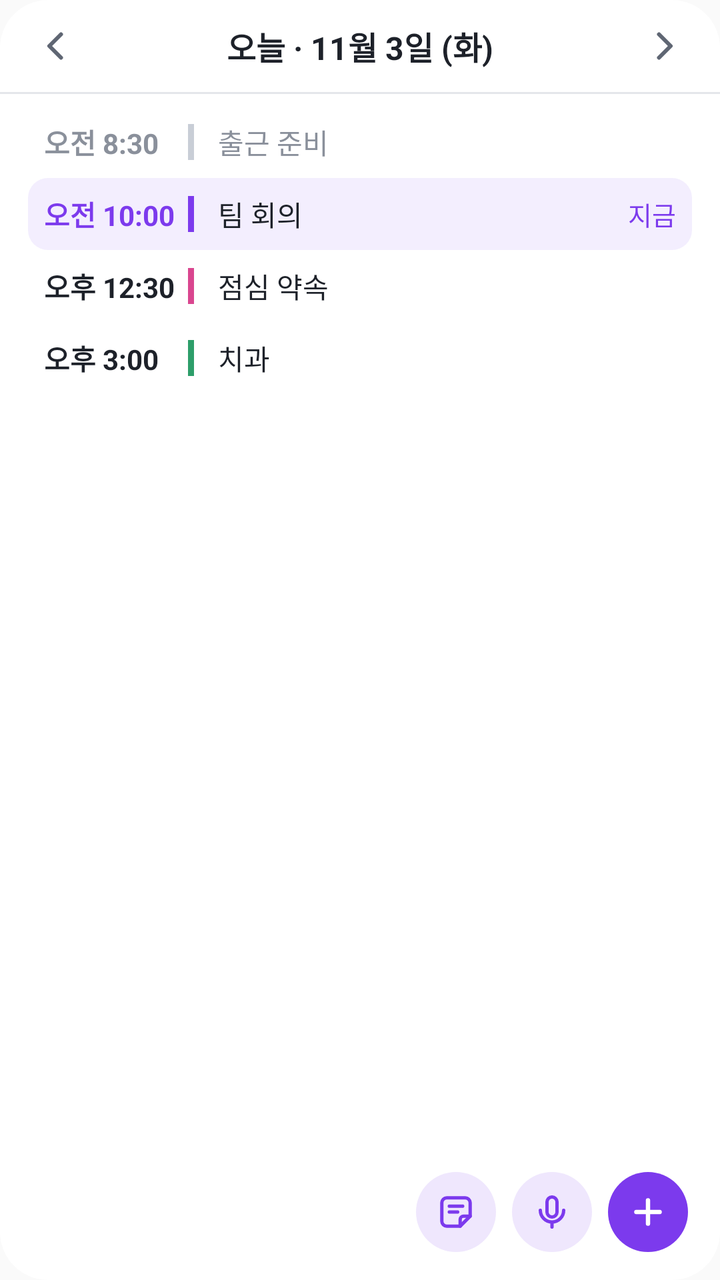
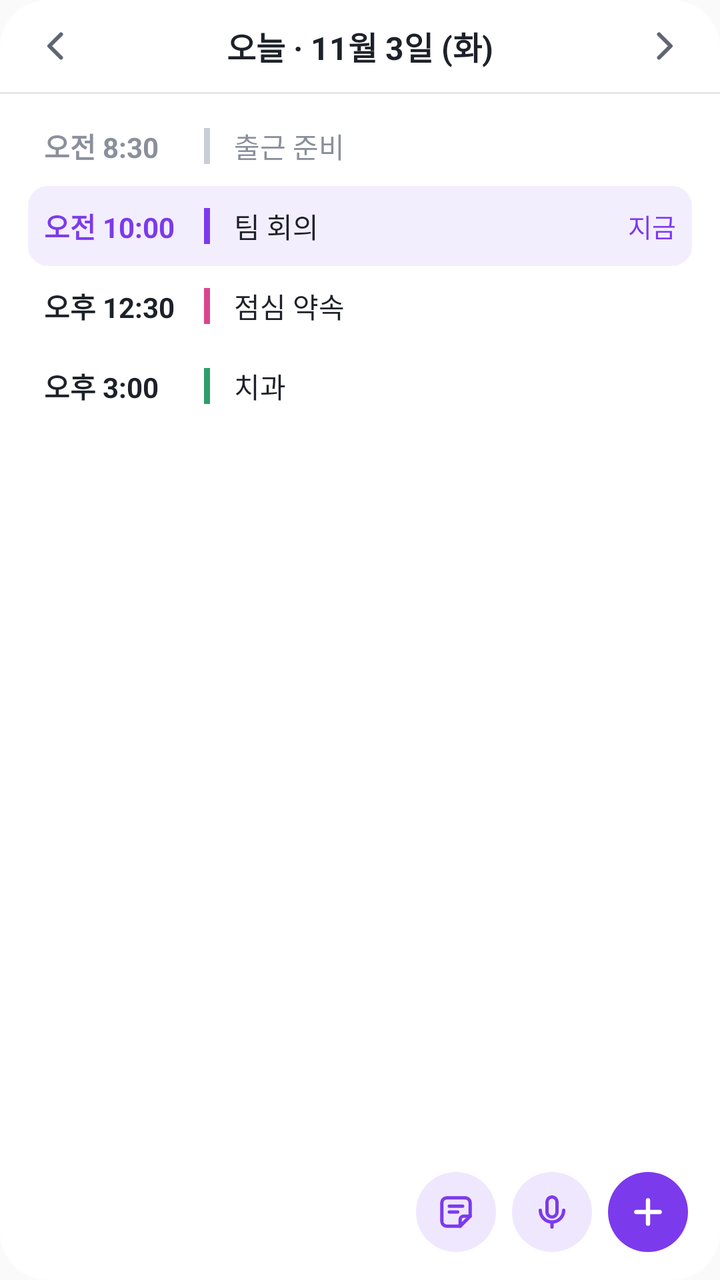

Compare the two renders of this Android layout. The source of the first and the diff that turns it into the second are given below.
<!-- AndroidManifest.xml: application theme AppTheme -->
<!-- res/layout/bx_widget_preview.xml -->
<?xml version="1.0" encoding="utf-8"?>
<LinearLayout xmlns:android="http://schemas.android.com/apk/res/android"
    android:layout_width="match_parent"
    android:layout_height="match_parent"
    android:background="@drawable/bx_widget_bg"
    android:orientation="vertical">

    
    <LinearLayout
        android:layout_width="match_parent"
        android:layout_height="46dp"
        android:gravity="center_vertical"
        android:orientation="horizontal"
        android:paddingLeft="6dp"
        android:paddingRight="6dp">
        <FrameLayout
            
            android:layout_width="44dp"
            android:layout_height="46dp"
            android:contentDescription="전날">
            <ImageView
                android:layout_width="20dp"
                android:layout_height="20dp"
                android:layout_gravity="center"
                android:importantForAccessibility="no"
                android:src="@drawable/ic_widget_prev" />
        </FrameLayout>
        <TextView
            
            android:layout_width="0dp"
            android:layout_height="46dp"
            android:layout_weight="1"
            android:ellipsize="end"
            android:gravity="center"
            android:maxLines="1"
            android:text="오늘 · 11월 3일 (화)"
            android:textColor="@color/bx_w_ink"
            android:textSize="16sp"
            android:textStyle="bold" />
        <FrameLayout
            
            android:layout_width="44dp"
            android:layout_height="46dp"
            android:contentDescription="다음 날">
            <ImageView
                android:layout_width="20dp"
                android:layout_height="20dp"
                android:layout_gravity="center"
                android:importantForAccessibility="no"
                android:src="@drawable/ic_widget_next" />
        </FrameLayout>
    </LinearLayout>
    
    <FrameLayout
        android:layout_width="match_parent"
        android:layout_height="1dp"
        android:background="@color/bx_w_line" />

    <FrameLayout
        android:layout_width="match_parent"
        android:layout_height="0dp"
        android:layout_marginLeft="14dp"
        android:layout_marginTop="6dp"
        android:layout_marginRight="14dp"
        android:layout_marginBottom="12dp"
        android:layout_weight="1">
        <LinearLayout
            android:layout_width="match_parent"
            android:layout_height="match_parent"
            android:orientation="vertical">
            android:layout_width="match_parent"
            android:layout_height="match_parent"
            android:orientation="vertical">
        <LinearLayout
    
            android:layout_width="match_parent"
            android:layout_height="36dp"
            android:baselineAligned="true"
            android:gravity="center_vertical"
            android:orientation="horizontal"
            android:paddingLeft="8dp"
            android:paddingRight="8dp">
            <TextView
                android:layout_width="72dp"
                android:layout_height="wrap_content"
                android:maxLines="1"
                android:textColor="@color/bx_w_dim"
                android:text="오전 8:30"
                android:textSize="14sp"
                android:textStyle="bold" />
            <FrameLayout
                android:layout_width="3dp"
                android:layout_height="18dp"
                android:layout_gravity="center_vertical"
                android:background="#C9CED6" />
            <TextView
                android:layout_width="0dp"
                android:layout_height="wrap_content"
                android:layout_marginLeft="12dp"
                android:layout_weight="1"
                android:ellipsize="end"
                android:maxLines="1"
                android:textColor="@color/bx_w_dim"
                android:text="출근 준비"
                android:textSize="14sp" />
            <TextView
                android:layout_width="wrap_content"
                android:layout_height="wrap_content"
                android:layout_marginLeft="8dp"
                android:ellipsize="end"
                android:gravity="end"
                android:maxLines="1"
                android:maxWidth="130dp"
                android:textColor="@color/bx_w_ink2"
                android:text=""
                android:textSize="13sp" />
        </LinearLayout>

        <LinearLayout
            android:background="@drawable/bx_widget_live"
            android:layout_width="match_parent"
            android:layout_height="36dp"
            android:baselineAligned="true"
            android:gravity="center_vertical"
            android:orientation="horizontal"
            android:paddingLeft="8dp"
            android:paddingRight="8dp">
            <TextView
                android:layout_width="72dp"
                android:layout_height="wrap_content"
                android:maxLines="1"
                android:textColor="@color/bx_w_accent"
                android:text="오전 10:00"
                android:textSize="14sp"
                android:textStyle="bold" />
            <FrameLayout
                android:layout_width="3dp"
                android:layout_height="18dp"
                android:layout_gravity="center_vertical"
                android:background="@color/bx_w_accent" />
            <TextView
                android:layout_width="0dp"
                android:layout_height="wrap_content"
                android:layout_marginLeft="12dp"
                android:layout_weight="1"
                android:ellipsize="end"
                android:maxLines="1"
                android:textColor="@color/bx_w_ink"
                android:text="팀 회의"
                android:textSize="14sp" />
            <TextView
                android:layout_width="wrap_content"
                android:layout_height="wrap_content"
                android:layout_marginLeft="8dp"
                android:ellipsize="end"
                android:gravity="end"
                android:maxLines="1"
                android:maxWidth="130dp"
                android:textColor="@color/bx_w_accent"
                android:text="지금"
                android:textSize="13sp" />
        </LinearLayout>

        <LinearLayout
    
            android:layout_width="match_parent"
            android:layout_height="36dp"
            android:baselineAligned="true"
            android:gravity="center_vertical"
            android:orientation="horizontal"
            android:paddingLeft="8dp"
            android:paddingRight="8dp">
            <TextView
                android:layout_width="72dp"
                android:layout_height="wrap_content"
                android:maxLines="1"
                android:textColor="@color/bx_w_ink"
                android:text="오후 12:30"
                android:textSize="14sp"
                android:textStyle="bold" />
            <FrameLayout
                android:layout_width="3dp"
                android:layout_height="18dp"
                android:layout_gravity="center_vertical"
                android:background="#D9468F" />
            <TextView
                android:layout_width="0dp"
                android:layout_height="wrap_content"
                android:layout_marginLeft="12dp"
                android:layout_weight="1"
                android:ellipsize="end"
                android:maxLines="1"
                android:textColor="@color/bx_w_ink"
                android:text="점심 약속"
                android:textSize="14sp" />
            <TextView
                android:layout_width="wrap_content"
                android:layout_height="wrap_content"
                android:layout_marginLeft="8dp"
                android:ellipsize="end"
                android:gravity="end"
                android:maxLines="1"
                android:maxWidth="130dp"
                android:textColor="@color/bx_w_ink2"
                android:text=""
                android:textSize="13sp" />
        </LinearLayout>

        <LinearLayout
    
            android:layout_width="match_parent"
            android:layout_height="36dp"
            android:baselineAligned="true"
            android:gravity="center_vertical"
            android:orientation="horizontal"
            android:paddingLeft="8dp"
            android:paddingRight="8dp">
            <TextView
                android:layout_width="72dp"
                android:layout_height="wrap_content"
                android:maxLines="1"
                android:textColor="@color/bx_w_ink"
                android:text="오후 3:00"
                android:textSize="14sp"
                android:textStyle="bold" />
            <FrameLayout
                android:layout_width="3dp"
                android:layout_height="18dp"
                android:layout_gravity="center_vertical"
                android:background="#2E9E6A" />
            <TextView
                android:layout_width="0dp"
                android:layout_height="wrap_content"
                android:layout_marginLeft="12dp"
                android:layout_weight="1"
                android:ellipsize="end"
                android:maxLines="1"
                android:textColor="@color/bx_w_ink"
                android:text="치과"
                android:textSize="14sp" />
            <TextView
                android:layout_width="wrap_content"
                android:layout_height="wrap_content"
                android:layout_marginLeft="8dp"
                android:ellipsize="end"
                android:gravity="end"
                android:maxLines="1"
                android:maxWidth="130dp"
                android:textColor="@color/bx_w_ink2"
                android:text=""
                android:textSize="13sp" />
        </LinearLayout>

                </LinearLayout>
        
        <FrameLayout
            android:layout_width="match_parent"
            android:layout_height="52dp"
            android:layout_gravity="bottom"
            android:background="@drawable/bx_widget_fade" />
        <LinearLayout
            android:layout_width="wrap_content"
            android:layout_height="wrap_content"
            android:layout_gravity="bottom|end"
            android:orientation="horizontal">
            <FrameLayout
                android:layout_width="44dp"
                android:layout_height="44dp"
                android:layout_marginRight="4dp"
                android:contentDescription="메모 · 떠오른 것을 바로 적기">
                <ImageView
                    android:layout_width="40dp"
                    android:layout_height="40dp"
                    android:layout_gravity="center"
                    android:background="@drawable/bx_widget_round2"
                    android:importantForAccessibility="no"
                    android:padding="10dp"
                    android:src="@drawable/ic_widget_memo" />
            </FrameLayout>
            <FrameLayout
                
                android:layout_width="44dp"
                android:layout_height="44dp"
                android:contentDescription="말하기 · 바로 말로 일정 추가">
                <ImageView
                    android:layout_width="40dp"
                    android:layout_height="40dp"
                    android:layout_gravity="center"
                    android:background="@drawable/bx_widget_round2"
                    android:importantForAccessibility="no"
                    android:padding="10dp"
                    android:src="@drawable/ic_widget_mic_a" />
            </FrameLayout>
            <FrameLayout
                
                android:layout_width="44dp"
                android:layout_height="44dp"
                android:layout_marginLeft="4dp"
                android:contentDescription="새 일정">
                <ImageView
                    android:layout_width="40dp"
                    android:layout_height="40dp"
                    android:layout_gravity="center"
                    android:background="@drawable/bx_widget_round"
                    android:importantForAccessibility="no"
                    android:padding="10dp"
                    android:src="@drawable/ic_widget_plus" />
            </FrameLayout>
        </LinearLayout>
    </FrameLayout>
</LinearLayout>
<!-- resources referenced by this layout -->
<resources>
  <color name="bx_w_accent">#7C3AED</color>
  <color name="bx_w_dim">#8A909B</color>
  <color name="bx_w_ink">#1D2129</color>
  <color name="bx_w_ink2">#5F6673</color>
  <color name="bx_w_line">#E4E6EA</color>
  <!-- drawable bx_widget_bg (drawable) -->
  <?xml version="1.0" encoding="utf-8"?>
  <shape xmlns:android="http://schemas.android.com/apk/res/android" android:shape="rectangle">
      <solid android:color="@color/bx_w_bg" />
      <corners android:radius="24dp" />
  </shape>
  <!-- drawable bx_widget_fade (drawable) -->
  <?xml version="1.0" encoding="utf-8"?>
  <shape xmlns:android="http://schemas.android.com/apk/res/android" android:shape="rectangle">
      <gradient android:angle="90" android:startColor="@color/bx_w_bg" android:endColor="@color/bx_w_bg0" />
  </shape>
  <!-- drawable bx_widget_live (drawable) -->
  <?xml version="1.0" encoding="utf-8"?>
  <shape xmlns:android="http://schemas.android.com/apk/res/android" android:shape="rectangle">
      <solid android:color="@color/bx_w_live" />
      <corners android:radius="10dp" />
  </shape>
  <!-- drawable bx_widget_round (drawable) -->
  <?xml version="1.0" encoding="utf-8"?>
  <shape xmlns:android="http://schemas.android.com/apk/res/android" android:shape="oval">
      <solid android:color="@color/bx_w_btn" />
  </shape>
  <!-- drawable bx_widget_round2 (drawable) -->
  <?xml version="1.0" encoding="utf-8"?>
  <shape xmlns:android="http://schemas.android.com/apk/res/android" android:shape="oval">
      <solid android:color="@color/bx_w_btn2" />
  </shape>
  <!-- drawable ic_widget_next (drawable) -->
  <vector xmlns:android="http://schemas.android.com/apk/res/android"
      android:width="24dp" android:height="24dp" android:viewportWidth="24" android:viewportHeight="24">
      <path android:fillColor="#00000000" android:strokeColor="@color/bx_w_ink2" android:strokeWidth="2.4" android:strokeLineCap="round" android:strokeLineJoin="round"
          android:pathData="M9,5l7,7l-7,7" />
  </vector>
  <!-- drawable ic_widget_plus (drawable) -->
  <vector xmlns:android="http://schemas.android.com/apk/res/android"
      android:width="24dp" android:height="24dp" android:viewportWidth="24" android:viewportHeight="24">
      <path android:fillColor="#00000000" android:strokeColor="#FFFFFF" android:strokeWidth="2.6" android:strokeLineCap="round"
          android:pathData="M12,5v14M5,12h14" />
  </vector>
  <!-- drawable ic_widget_prev (drawable) -->
  <vector xmlns:android="http://schemas.android.com/apk/res/android"
      android:width="24dp" android:height="24dp" android:viewportWidth="24" android:viewportHeight="24">
      <path android:fillColor="#00000000" android:strokeColor="@color/bx_w_ink2" android:strokeWidth="2.4" android:strokeLineCap="round" android:strokeLineJoin="round"
          android:pathData="M15,5l-7,7l7,7" />
  </vector>
  <style name="AppTheme" parent="Theme.AppCompat.Light.DarkActionBar">
          
          <item name="colorPrimary">@color/colorPrimary</item>
          <item name="colorPrimaryDark">@color/colorPrimaryDark</item>
          <item name="colorAccent">@color/colorAccent</item>
      </style>
  <color name="bx_w_bg">#FFFFFF</color>
  <color name="bx_w_bg0">#00FFFFFF</color>
  <color name="bx_w_live">#F3EEFE</color>
  <color name="bx_w_btn">#7C3AED</color>
  <color name="bx_w_btn2">#EFE7FD</color>
  <!-- unchanged entries left out for length: 2 -->
</resources>

<!-- the commit's change to res/layout/bx_widget_preview.xml (unified diff, before → after) -->
@@ -68,20 +68,16 @@
             android:layout_width="match_parent"
             android:layout_height="match_parent"
             android:orientation="vertical">
-            android:layout_width="match_parent"
-            android:layout_height="match_parent"
-            android:orientation="vertical">
-        <LinearLayout
-    
-            android:layout_width="match_parent"
-            android:layout_height="36dp"
+        <LinearLayout
+            android:layout_width="match_parent"
+            android:layout_height="40dp"
             android:baselineAligned="true"
             android:gravity="center_vertical"
             android:orientation="horizontal"
             android:paddingLeft="8dp"
             android:paddingRight="8dp">
             <TextView
-                android:layout_width="72dp"
+                android:layout_width="80dp"
                 android:layout_height="wrap_content"
                 android:maxLines="1"
                 android:textColor="@color/bx_w_dim"
@@ -119,14 +115,14 @@
         <LinearLayout
             android:background="@drawable/bx_widget_live"
             android:layout_width="match_parent"
-            android:layout_height="36dp"
+            android:layout_height="40dp"
             android:baselineAligned="true"
             android:gravity="center_vertical"
             android:orientation="horizontal"
             android:paddingLeft="8dp"
             android:paddingRight="8dp">
             <TextView
-                android:layout_width="72dp"
+                android:layout_width="80dp"
                 android:layout_height="wrap_content"
                 android:maxLines="1"
                 android:textColor="@color/bx_w_accent"
@@ -164,14 +160,14 @@
         <LinearLayout
     
             android:layout_width="match_parent"
-            android:layout_height="36dp"
+            android:layout_height="40dp"
             android:baselineAligned="true"
             android:gravity="center_vertical"
             android:orientation="horizontal"
             android:paddingLeft="8dp"
             android:paddingRight="8dp">
             <TextView
-                android:layout_width="72dp"
+                android:layout_width="80dp"
                 android:layout_height="wrap_content"
                 android:maxLines="1"
                 android:textColor="@color/bx_w_ink"
@@ -209,14 +205,14 @@
         <LinearLayout
     
             android:layout_width="match_parent"
-            android:layout_height="36dp"
+            android:layout_height="40dp"
             android:baselineAligned="true"
             android:gravity="center_vertical"
             android:orientation="horizontal"
             android:paddingLeft="8dp"
             android:paddingRight="8dp">
             <TextView
-                android:layout_width="72dp"
+                android:layout_width="80dp"
                 android:layout_height="wrap_content"
                 android:maxLines="1"
                 android:textColor="@color/bx_w_ink"
